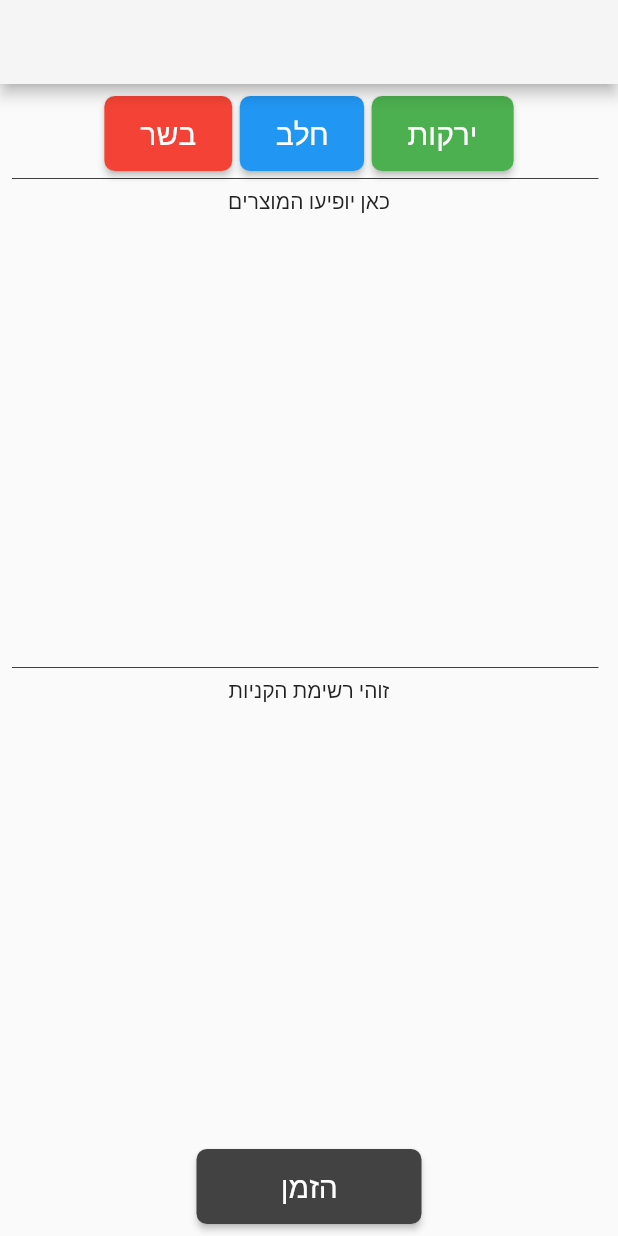
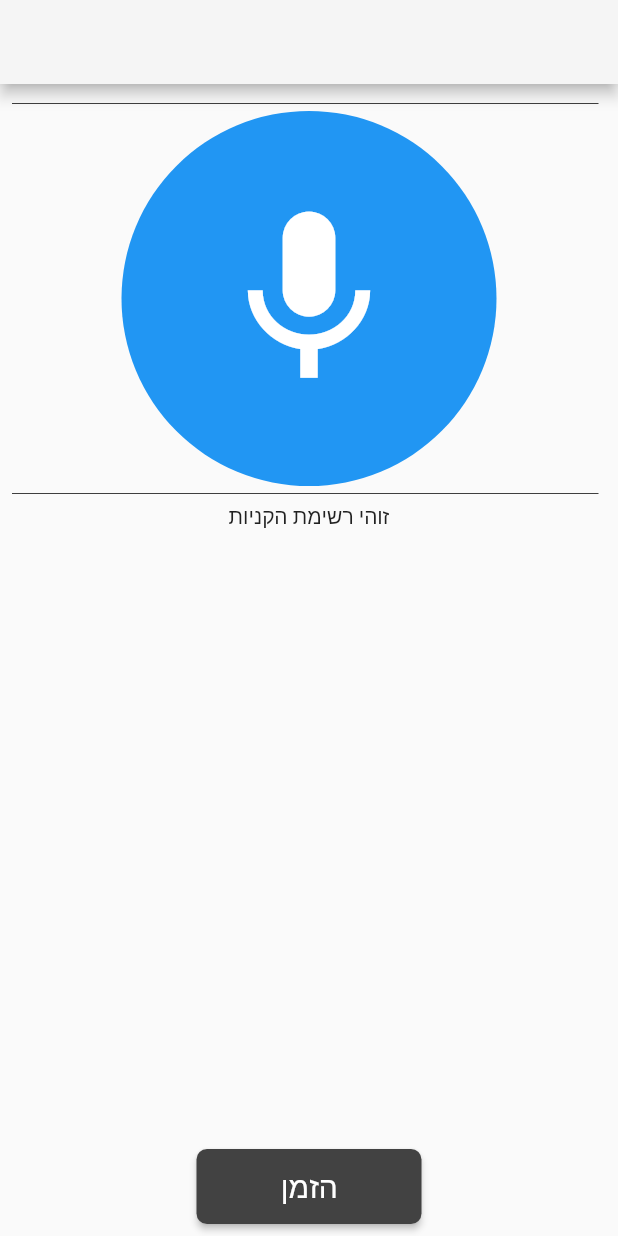
Before and after one commit to tsanhan/hanoot, a Flutter app: the screen it shows after launch, on a phone screen of 412 x 824 dp. Run offline on Flutter 3.47's test engine with Material 2 defaults, Android fonts, the phone set to English and light mode, and no system bars; our stand-ins replace flutter_svg; project files that could hold a hidden picture were left out.

Commit message:
big button

```diff
--- /dev/null
+++ b/assets/images/my_flutter_app_icons.dart
@@ -0,0 +1,25 @@
+/// Flutter icons MyFlutterApp
+/// Copyright (C) 2020 by original authors @ fluttericon.com, fontello.com
+/// This font was generated by FlutterIcon.com, which is derived from Fontello.
+///
+/// To use this font, place it in your fonts/ directory and include the
+/// following in your pubspec.yaml
+///
+/// flutter:
+///   fonts:
+///    - family:  MyFlutterApp
+///      fonts:
+///       - asset: fonts/MyFlutterApp.ttf
+///
+///
+///
+import 'package:flutter/widgets.dart';
+
+class MyFlutterApp {
+  MyFlutterApp._();
+
+  static const _kFontFam = 'MyFlutterApp';
+  static const _kFontPkg = null;
+
+  static const IconData meat_60_60_px_01 = const IconData(0xe800, fontFamily: _kFontFam, fontPackage: _kFontPkg);
+}
--- a/lib/app/presentation/screens/MainScreen.dart
+++ b/lib/app/presentation/screens/MainScreen.dart
@@ -1,7 +1,7 @@
 import 'dart:async';
 import 'dart:io';
-
 import 'package:flutter/material.dart';
+import 'package:flutter_svg/flutter_svg.dart';
 
 class MainScreen extends StatefulWidget {
   static const String SCREEN_NAME = 'MainScreen';
@@ -33,7 +33,6 @@
         child: Column(
           crossAxisAlignment: CrossAxisAlignment.center,
           children: <Widget>[
-            _getCategories(),
             SizedBox(width: 15.0),
             _getDivider(),
             _getProducts(),
@@ -44,81 +43,34 @@
         ),
       ),
     );
+
   }
 
   _getProducts() {
-    return Expanded(
-      child: Column(
-          children: <Widget>[
-            Text('כאן יופיעו המוצרים')
-            ],
+    return Center(
+      child: Container(
+        height: 250.0,
+        width: 1000.0,
+        child: Ink(
+          decoration: ShapeDecoration(
+            color: Colors.blue,
+            shape: CircleBorder(),
+          ),
+          child: IconButton(
+            icon: Icon(Icons.mic),
+            color: Colors.white,
+
+            iconSize: 140,
+            onPressed: () {
+              print("You Pressed the icon!");
+            },
+          ),
+        ),
       ),
     );
   }
 
-  _getCategories() {
-    return Row(
-      mainAxisAlignment: MainAxisAlignment.center,
-        children: <Widget>[
-          ButtonTheme(
-            minWidth: 0.0,
-            height: 50.0,
-            buttonColor: Colors.green,
-            shape: RoundedRectangleBorder(
-              borderRadius: BorderRadius.circular(7.0),
-            ),
-            textTheme: ButtonTextTheme.primary,
-            child: RaisedButton(
-              onPressed: () {
-                ;
-              },
-              child: Text(
-                'ירקות',
-                style: TextStyle(fontSize: 20.0, color: Colors.white),
-              ),
-            ),
-          ),
-          SizedBox(width: (5.0)),
-          ButtonTheme(
-            minWidth: 0.0,
-            height: 50.0,
-            buttonColor: Colors.blue,
-            shape: RoundedRectangleBorder(
-              borderRadius: BorderRadius.circular(7.0),
-            ),
-            textTheme: ButtonTextTheme.primary,
-            child: RaisedButton(
-              onPressed: () {
-                ;
-              },
-              child: Text(
-                'חלב',
-                style: TextStyle(fontSize: 20.0, color: Colors.white),
-              ),
-            ),
-          ),
-          SizedBox(width: (5.0)),
-          ButtonTheme(
-            minWidth: 0.0,
-            height: 50.0,
-            buttonColor: Colors.red,
-            shape: RoundedRectangleBorder(
-              borderRadius: BorderRadius.circular(7.0),
-            ),
-            textTheme: ButtonTextTheme.primary,
-            child: RaisedButton(
-              onPressed: () {
-                ;
-              },
-              child: Text(
-                'בשר',
-                style: TextStyle(fontSize: 20.0, color: Colors.white),
-              ),
-            ),
-          ),
-    ],
-    );
-    }
+
 
 
   _getShoppingList() {
```
Also changed, not shown: pubspec.yaml (+1 -9 lines), assets/images/Meat 60-60 px-01.svg (added), assets/images/microphone 100-130 px-01.svg (added), pubspec.lock.
